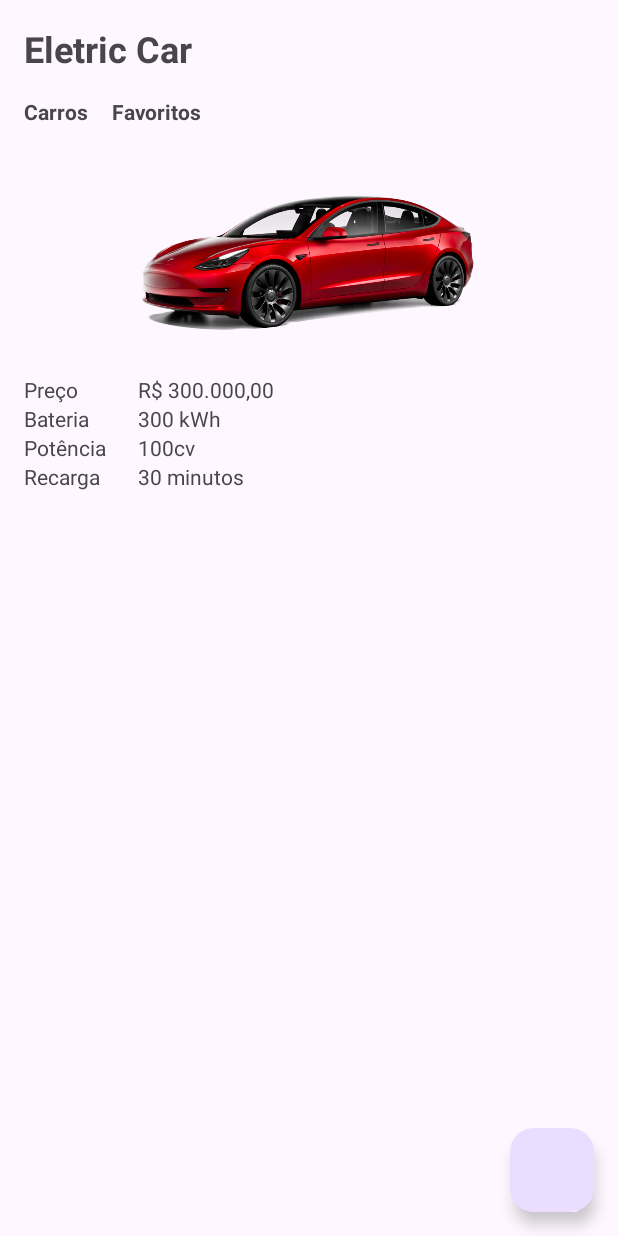
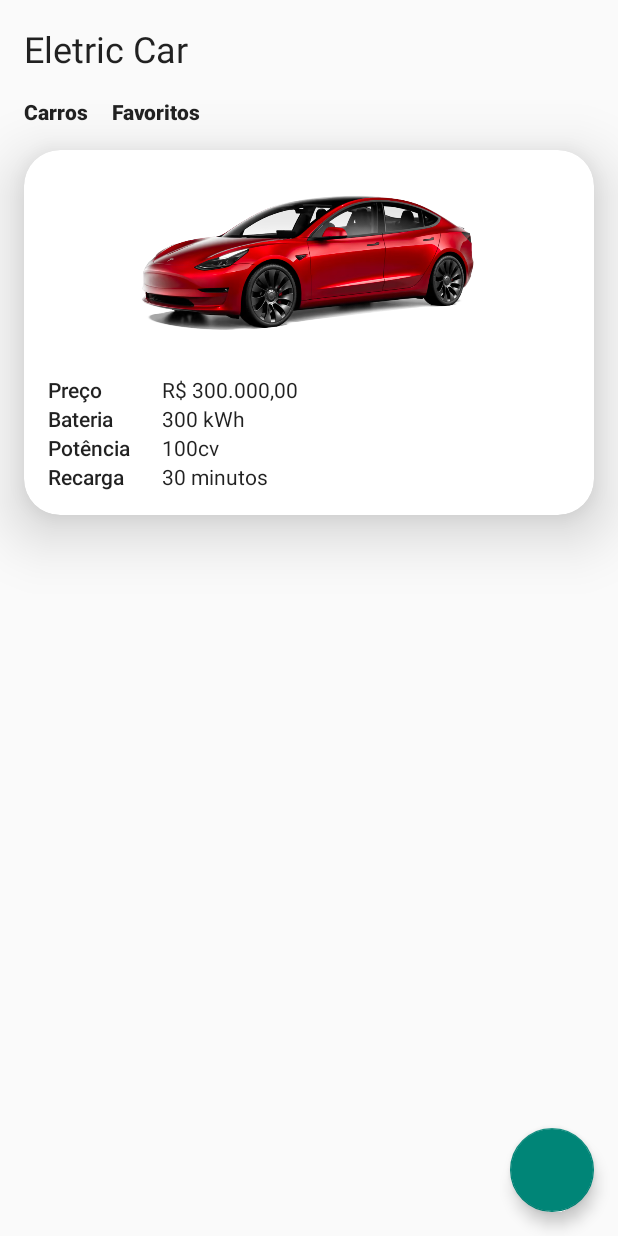
Before and after one commit to tfreitasf/EletricCarApp, an Android app: the screen it shows after launch (MainActivity), on a phone screen of 412 x 824 dp. Run offline under Robolectric (Android 15) with nearby library versions, the phone set to English and light mode, and no system bars.

Commit message:
added card functionality

```diff
--- a/app/src/main/AndroidManifest.xml
+++ b/app/src/main/AndroidManifest.xml
@@ -14,6 +14,7 @@
         tools:targetApi="31">
         <activity
             android:name=".presentation.MainActivity"
+            android:theme="@style/Theme.AppCompat.Light.NoActionBar"
             android:exported="true">
             <intent-filter>
                 <action android:name="android.intent.action.MAIN" />
@@ -22,7 +23,7 @@
             </intent-filter>
         </activity>
         <activity android:name=".presentation.CalculateAutonomyActivity"
-            android:theme="@style/Theme.AppCompat.NoActionBar"/>
+            android:theme="@style/Theme.AppCompat.Light.NoActionBar"/>
     </application>
 
 </manifest>
--- a/app/src/main/res/layout/activity_calculate_autonomy.xml
+++ b/app/src/main/res/layout/activity_calculate_autonomy.xml
@@ -6,6 +6,7 @@
 
     <ImageView
         android:id="@+id/iv_closebutton"
+        android:background="?attr/selectableItemBackgroundBorderless"
         android:layout_width="wrap_content"
         android:layout_height="wrap_content"
         android:layout_margin="16dp"
--- a/app/src/main/res/layout/activity_main.xml
+++ b/app/src/main/res/layout/activity_main.xml
@@ -8,17 +8,17 @@
 
     <TextView
         android:id="@+id/tv_title"
+        style="@style/TextAppearance.MaterialComponents.Headline5"
         android:layout_width="wrap_content"
         android:layout_height="wrap_content"
         android:layout_margin="16dp"
         android:text="@string/txt_eletric_car"
-        android:textSize="24sp"
-        android:textStyle="bold"
         app:layout_constraintLeft_toLeftOf="parent"
         app:layout_constraintTop_toTopOf="parent" />
 
     <TextView
         android:id="@+id/tv_cars"
+        style="@style/TextAppearance.AppCompat.Body2"
         android:layout_width="wrap_content"
         android:layout_height="wrap_content"
         android:layout_margin="16dp"
@@ -29,6 +29,7 @@
 
     <TextView
         android:id="@+id/tv_favorites"
+        style="@style/TextAppearance.AppCompat.Body2"
         android:layout_width="wrap_content"
         android:layout_height="wrap_content"
         android:layout_margin="16dp"
@@ -37,26 +38,45 @@
         app:layout_constraintStart_toEndOf="@id/tv_cars"
         app:layout_constraintTop_toBottomOf="@id/tv_title" />
 
+    <androidx.cardview.widget.CardView
+        android:id="@+id/cv_car"
+        android:layout_width="0dp"
+        android:layout_margin="16dp"
+        android:layout_height="wrap_content"
+        android:layout_marginTop="16dp"
+        app:cardCornerRadius="24dp"
+        app:cardElevation="24dp"
+        app:layout_constraintEnd_toEndOf="parent"
+        app:layout_constraintStart_toStartOf="parent"
+        app:layout_constraintTop_toBottomOf="@+id/tv_cars">
+
+        <androidx.constraintlayout.widget.ConstraintLayout
+            android:id="@+id/cl_card_content"
+            android:layout_width="wrap_content"
+            android:layout_height="wrap_content">
+
             <ImageView
                 android:id="@+id/iv_models"
                 android:layout_width="378dp"
                 android:layout_height="150dp"
-        android:layout_marginTop="16dp"
                 android:contentDescription="@string/cd_tesla_model_s_carro_el_trico_da_tesla"
                 android:src="@drawable/model3"
-        app:layout_constraintLeft_toLeftOf="@id/tv_title"
-        app:layout_constraintTop_toBottomOf="@id/tv_cars" />
+                app:layout_constraintEnd_toEndOf="parent"
+                app:layout_constraintTop_toTopOf="parent" />
 
             <TextView
                 android:id="@+id/tv_price"
+                style="@style/TextAppearance.AppCompat.Body2"
                 android:layout_width="60dp"
                 android:layout_height="wrap_content"
+                android:layout_marginStart="16dp"
                 android:text="@string/tv_price"
-        app:layout_constraintLeft_toLeftOf="@id/tv_title"
+                app:layout_constraintStart_toStartOf="parent"
                 app:layout_constraintTop_toBottomOf="@id/iv_models" />
 
             <TextView
                 android:id="@+id/tv_pricevalue"
+                style="@style/TextAppearance.AppCompat.Body1"
                 android:layout_width="wrap_content"
                 android:layout_height="wrap_content"
                 android:layout_marginStart="16dp"
@@ -66,14 +86,17 @@
 
             <TextView
                 android:id="@+id/tv_battery"
+                style="@style/TextAppearance.AppCompat.Body2"
                 android:layout_width="60dp"
                 android:layout_height="wrap_content"
+                android:layout_marginStart="16dp"
                 android:text="@string/tv_battery"
-        app:layout_constraintLeft_toLeftOf="@id/tv_title"
+                app:layout_constraintStart_toStartOf="parent"
                 app:layout_constraintTop_toBottomOf="@id/tv_price" />
 
             <TextView
                 android:id="@+id/tv_batteryvalue"
+                style="@style/TextAppearance.AppCompat.Body1"
                 android:layout_width="wrap_content"
                 android:layout_height="wrap_content"
                 android:layout_marginStart="16dp"
@@ -83,14 +106,17 @@
 
             <TextView
                 android:id="@+id/tv_power"
+                style="@style/TextAppearance.AppCompat.Body2"
                 android:layout_width="60dp"
                 android:layout_height="wrap_content"
+                android:layout_marginStart="16dp"
                 android:text="@string/tv_power"
-        app:layout_constraintLeft_toLeftOf="@id/tv_battery"
+                app:layout_constraintStart_toStartOf="parent"
                 app:layout_constraintTop_toBottomOf="@id/tv_battery" />
 
             <TextView
                 android:id="@+id/tv_powervalue"
+                style="@style/TextAppearance.AppCompat.Body1"
                 android:layout_width="wrap_content"
                 android:layout_height="wrap_content"
                 android:layout_marginStart="16dp"
@@ -100,14 +126,17 @@
 
             <TextView
                 android:id="@+id/tv_recharge"
+                style="@style/TextAppearance.AppCompat.Body2"
                 android:layout_width="60dp"
                 android:layout_height="wrap_content"
+                android:layout_marginStart="16dp"
                 android:text="@string/tv_recharge"
-        app:layout_constraintLeft_toLeftOf="@id/tv_power"
+                app:layout_constraintStart_toStartOf="parent"
                 app:layout_constraintTop_toBottomOf="@id/tv_power" />
 
             <TextView
                 android:id="@+id/tv_rechargevalue"
+                style="@style/TextAppearance.AppCompat.Body1"
                 android:layout_width="wrap_content"
                 android:layout_height="wrap_content"
                 android:layout_marginStart="16dp"
@@ -116,13 +145,18 @@
                 app:layout_constraintTop_toBottomOf="@id/tv_power" />
 
 
+        </androidx.constraintlayout.widget.ConstraintLayout>
+
+
+    </androidx.cardview.widget.CardView>
+
 
     <com.google.android.material.floatingactionbutton.FloatingActionButton
         android:id="@+id/fab_calculate"
         android:layout_width="56dp"
         android:layout_height="56dp"
         android:layout_margin="16dp"
-        android:text="@string/tv_calculate"
+        android:contentDescription="@string/bt_calculate"
         app:layout_constraintBottom_toBottomOf="parent"
         app:layout_constraintEnd_toEndOf="parent" />
 
--- a/app/src/main/res/values/strings.xml
+++ b/app/src/main/res/values/strings.xml
@@ -16,6 +16,7 @@
     <string name="tv_travelledDistance">Km percorrido</string>
     <string name="tv_calculate">Calcular</string>
     <string name="tv_calculate_autonomy">Calcular Autonomia</string>
+    <string name="bt_calculate">Botão para fazer cálculo de autonomia do veículo</string>
 
     <string-array name="array_cidades">
         <item>Mirassol</item>
```
Lines whose indentation alone changed are shown as unchanged.
